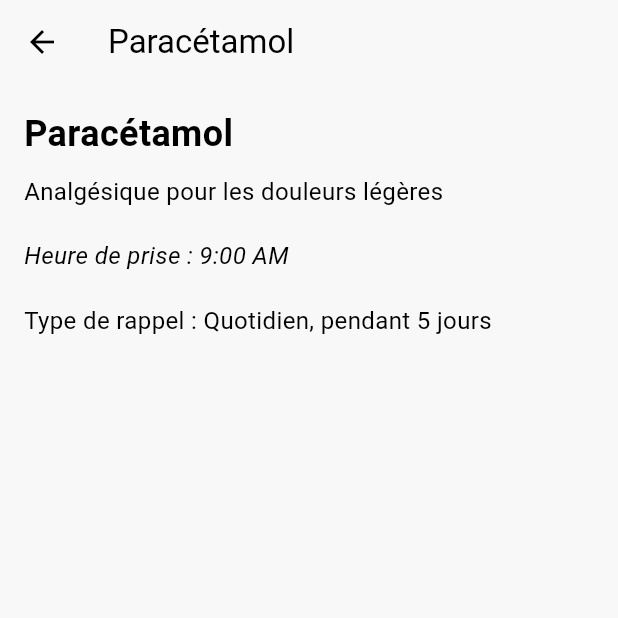
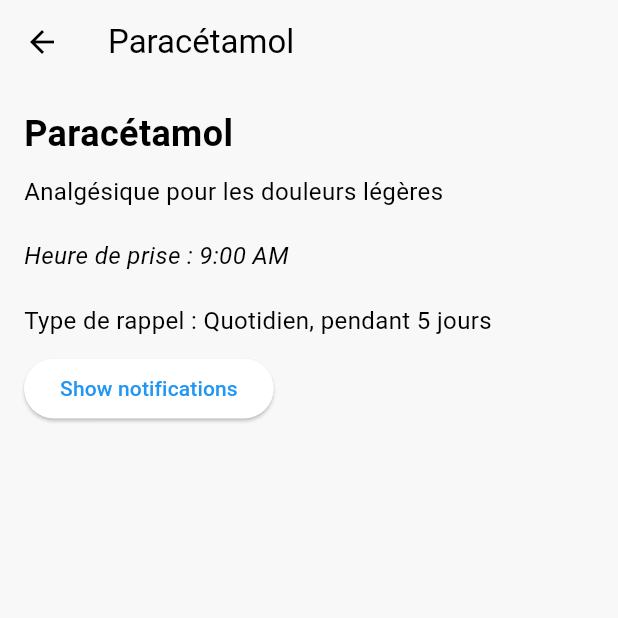
Before and after one commit to Bowo73/Workshop_E1I1_EPSI, a Flutter app: the screen it shows after launch, after a tap on "Paracétamol", on a phone screen of 412 x 824 dp, the top half of it. Run offline on Flutter 3.47's test engine with Material 3 defaults, Android fonts, the phone set to English and light mode, and no system bars; our stand-ins replace flutter_local_notifications, permission_handler, table_calendar.

Commit message:
notifications sur la prise de médicaments

```diff
--- a/meditrack/lib/modules/home/view.dart
+++ b/meditrack/lib/modules/home/view.dart
@@ -1,15 +1,16 @@
+import 'dart:async';
+
 import 'package:flutter/material.dart';
 import 'package:meditrack/modules/calendar/view.dart';
 import 'package:meditrack/modules/emergency/view.dart';
-import 'package:meditrack/modules/medic/viewAddMedic.dart'; // Importation de la vue pour ajouter un médicament
-import 'package:meditrack/modules/medic/viewDetails.dart'; // Importation de la vue pour afficher les détails d'un médicament
+import 'package:meditrack/modules/medic/viewAddMedic.dart';
+import 'package:meditrack/modules/medic/viewDetails.dart';
 import 'package:meditrack/services/notifi_service.dart';
-import 'package:meditrack/src/models/medic.dart'; // Importation du modèle Medic
-import 'package:meditrack/src/utils/getFunction.dart'; // Importation des fonctions utilitaires pour gérer les rappels
+import 'package:meditrack/src/models/medic.dart';
+import 'package:meditrack/src/utils/getFunction.dart';
 
-import '../../src/data/medics.dart'; // Importation de la liste des médicaments
+import '../../src/data/medics.dart';
 
-// Classe principale de la vue d'accueil
 class HomeView extends StatefulWidget {
   const HomeView({super.key});
 
@@ -17,35 +18,96 @@ class HomeView extends StatefulWidget {
   State<HomeView> createState() => _HomeViewState();
 }
 
-// État de la vue d'accueil
 class _HomeViewState extends State<HomeView> {
+  late Timer _timer;
+
+  @override
+  void initState() {
+    super.initState();
+    _scheduleNotifications(); // Lancer les notifications périodiques
+  }
+
+  @override
+  void dispose() {
+    _timer.cancel(); // Arrêter le Timer quand le widget est supprimé
+    super.dispose();
+  }
+
+  void _scheduleNotifications() {
+    _timer = Timer.periodic(const Duration(minutes: 1), (timer) {
+      _checkAndSendNotifications();
+    });
+  }
+
+  void _checkAndSendNotifications() {
+    final now = DateTime.now();
+    final currentTime = TimeOfDay(hour: now.hour, minute: now.minute);
+
+    print(
+        "Vérification des notifications à l'heure actuelle : ${now.hour}:${now.minute}");
+
+    for (var medic in medicList) {
+      if (medic.time.hour == currentTime.hour &&
+          medic.time.minute == currentTime.minute) {
+        bool shouldNotify = false;
+
+        switch (medic.reminderType) {
+          case MedicReminderType.daily:
+            shouldNotify = true;
+            break;
+          case MedicReminderType.weekly:
+            if (medic.daysOfWeek != null &&
+                medic.daysOfWeek!.contains(now.weekday)) {
+              shouldNotify = true;
+            }
+            break;
+          case MedicReminderType.fixedDate:
+            if (medic.fixedDates != null &&
+                medic.fixedDates!.any((date) =>
+                    date.year == now.year &&
+                    date.month == now.month &&
+                    date.day == now.day)) {
+              shouldNotify = true;
+            }
+            break;
+        }
+
+        if (shouldNotify) {
+          print(
+              "Notification programmée pour ${medic.name} à ${medic.time.format(context)}");
+          NotificationService().showNotification(
+            title: "Prise de ${medic.name}",
+            body: "Il est l'heure de prendre votre ${medic.name}.",
+          );
+        }
+      }
+    }
+  }
+
   @override
   Widget build(BuildContext context) {
     return Scaffold(
       appBar: AppBar(
-        title: const Text('Liste des Médicaments'), // Titre de l'application
+        title: const Text('Liste des Médicaments'),
         actions: [
           IconButton(
-            icon: const Icon(Icons.info_outline), // Icône d'information
+            icon: const Icon(Icons.info_outline),
             onPressed: () {
-              // Action lors du tap sur l'icône
               Navigator.push(
                 context,
                 MaterialPageRoute(
-                  builder: (context) =>
-                      const EmergencyInfoView(), // Navigation vers la vue d'informations
+                  builder: (context) => const EmergencyInfoView(),
                 ),
               );
             },
           ),
           IconButton(
-            icon: const Icon(Icons.calendar_today), // Icône de calendrier
+            icon: const Icon(Icons.calendar_today),
             onPressed: () {
               Navigator.push(
                 context,
                 MaterialPageRoute(
-                  builder: (context) =>
-                      CalendarView(), // Navigation vers la vue calendrier
+                  builder: (context) => CalendarView(),
                 ),
               );
             },
@@ -54,72 +116,54 @@ class _HomeViewState extends State<HomeView> {
       ),
       body: Column(
         children: [
-          ElevatedButton(
-            child: const Text('Show notifications'),
-            onPressed: () {
-              NotificationService().showNotification(
-                title: 'Sample title',
-                body: 'It works!',
-              );
-            },
-          ),
           Expanded(
             child: ListView.builder(
-              itemCount:
-                  medicList.length, // Nombre total d'éléments dans la liste
+              itemCount: medicList.length,
               itemBuilder: (context, index) {
-                final medic = medicList[
-                    index]; // Récupération du médicament à l'index actuel
+                final medic = medicList[index];
 
                 return Card(
-                  margin: const EdgeInsets.symmetric(
-                      vertical: 8, horizontal: 16), // Marges autour de la carte
+                  margin:
+                      const EdgeInsets.symmetric(vertical: 8, horizontal: 16),
                   shape: RoundedRectangleBorder(
-                    borderRadius:
-                        BorderRadius.circular(10), // Bord arrondi pour la carte
+                    borderRadius: BorderRadius.circular(10),
                   ),
-                  elevation: 4, // Ombre pour la carte
+                  elevation: 4,
                   child: ListTile(
                     leading: const Icon(
-                      Icons.medication, // Icône de médicament
+                      Icons.medication,
                       color: Colors.blueAccent,
                       size: 40,
                     ),
                     title: Text(
-                      medic.name, // Nom du médicament
+                      medic.name,
                       style: const TextStyle(
                         fontSize: 18,
-                        fontWeight: FontWeight.bold, // Style du texte en gras
+                        fontWeight: FontWeight.bold,
                       ),
                     ),
                     subtitle: Column(
-                      crossAxisAlignment: CrossAxisAlignment
-                          .start, // Alignement à gauche pour le sous-titre
+                      crossAxisAlignment: CrossAxisAlignment.start,
                       children: [
-                        const SizedBox(height: 5), // Espace entre les éléments
-                        Text(medic.description), // Description du médicament
+                        const SizedBox(height: 5),
+                        Text(medic.description),
                         const SizedBox(height: 5),
                         Text(
-                          "Heure de prise : ${medic.time.format(context)}", // Affiche l'heure de prise
-                          style: const TextStyle(
-                              fontStyle: FontStyle.italic), // Style en italique
+                          "Heure de prise : ${medic.time.format(context)}",
+                          style: const TextStyle(fontStyle: FontStyle.italic),
                         ),
                         const SizedBox(height: 5),
                         Text(
-                          "Type de rappel : ${getReminderTypeText(medic.reminderType, medic)}", // Affiche le type de rappel
-                          style: const TextStyle(
-                              color: Colors.grey), // Style gris pour le texte
+                          "Type de rappel : ${getReminderTypeText(medic.reminderType, medic)}",
+                          style: const TextStyle(color: Colors.grey),
                         ),
                       ],
                     ),
                     onTap: () {
-                      // Action lors du tap sur la carte
                       Navigator.push(
                         context,
                         MaterialPageRoute(
-                          builder: (context) => MedicDetailView(
-                              medic:
-                                  medic), // Navigation vers la vue de détail du médicament
+                          builder: (context) => MedicDetailView(medic: medic),
                         ),
                       );
                     },
@@ -132,21 +176,17 @@ class _HomeViewState extends State<HomeView> {
       ),
       floatingActionButton: FloatingActionButton(
         onPressed: () async {
-          // Action lors du tap sur le bouton flottant
           final newMedic = await Navigator.push<Medic>(
             context,
-            MaterialPageRoute(
-                builder: (context) =>
-                    const AddMedicView()), // Navigation vers la vue pour ajouter un médicament
+            MaterialPageRoute(builder: (context) => const AddMedicView()),
           );
           if (newMedic != null) {
-            // Si un nouveau médicament a été ajouté
             setState(() {
-              medicList.add(newMedic); // Ajout du nouveau médicament à la liste
+              medicList.add(newMedic);
             });
           }
         },
-        child: const Icon(Icons.add), // Icône pour ajouter un médicament
+        child: const Icon(Icons.add),
       ),
     );
   }
--- a/meditrack/lib/modules/medic/viewDetails.dart
+++ b/meditrack/lib/modules/medic/viewDetails.dart
@@ -1,4 +1,5 @@
 import 'package:flutter/material.dart';
+import 'package:meditrack/services/notifi_service.dart';
 import 'package:meditrack/src/models/medic.dart';
 import 'package:meditrack/src/utils/getFunction.dart';
 
@@ -6,7 +7,7 @@ import 'package:meditrack/src/utils/getFunction.dart';
 class MedicDetailView extends StatelessWidget {
   final Medic medic;
 
-  const MedicDetailView({Key? key, required this.medic}) : super(key: key);
+  const MedicDetailView({super.key, required this.medic});
 
   @override
   Widget build(BuildContext context) {
@@ -39,6 +40,15 @@ class MedicDetailView extends StatelessWidget {
               style: const TextStyle(fontSize: 16),
             ),
             const SizedBox(height: 10),
+            ElevatedButton(
+              child: const Text('Show notifications'),
+              onPressed: () {
+                NotificationService().showNotification(
+                  title: medic.name,
+                  body: 'Il est temps de prendre votre médicament',
+                );
+              },
+            ),
           ],
         ),
       ),
--- a/meditrack/lib/services/notifi_service.dart
+++ b/meditrack/lib/services/notifi_service.dart
@@ -1,10 +1,15 @@
 import 'package:flutter_local_notifications/flutter_local_notifications.dart';
+import 'package:permission_handler/permission_handler.dart';
 
 class NotificationService {
   final FlutterLocalNotificationsPlugin notificationsPlugin =
       FlutterLocalNotificationsPlugin();
 
   Future<void> initNotification() async {
+    if (await Permission.notification.isDenied) {
+      await Permission.notification.request();
+    }
+
     const AndroidInitializationSettings initializationSettingsAndroid =
         AndroidInitializationSettings('@mipmap/ic_launcher');
 
--- a/meditrack/lib/src/data/medics.dart
+++ b/meditrack/lib/src/data/medics.dart
@@ -19,7 +19,7 @@ List<Medic> medicList = [
   Medic(
     name: 'Antibiotique',
     description: 'Traitement antibiotique',
-    time: const TimeOfDay(hour: 20, minute: 0),
+    time: const TimeOfDay(hour: 22, minute: 12),
     reminderType: MedicReminderType.fixedDate,
     fixedDates: [
       DateTime(2024, 10, 7),
--- a/meditrack/pubspec.yaml
+++ b/meditrack/pubspec.yaml
@@ -10,6 +10,7 @@ dependencies:
   flutter:
     sdk: flutter
   flutter_local_notifications: ^17.2.3
+  permission_handler: ^11.3.1
   table_calendar: ^3.1.2
 
 dev_dependencies:
```
Also changed, not shown: meditrack/pubspec.lock, 2 other files.
